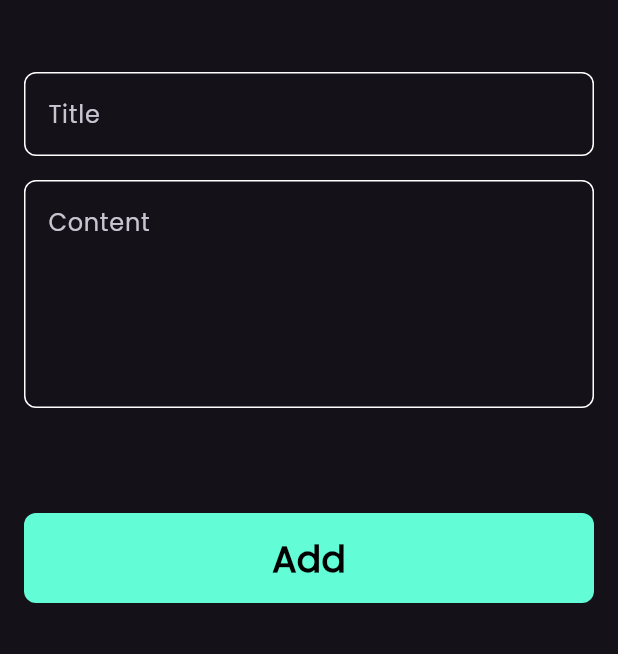
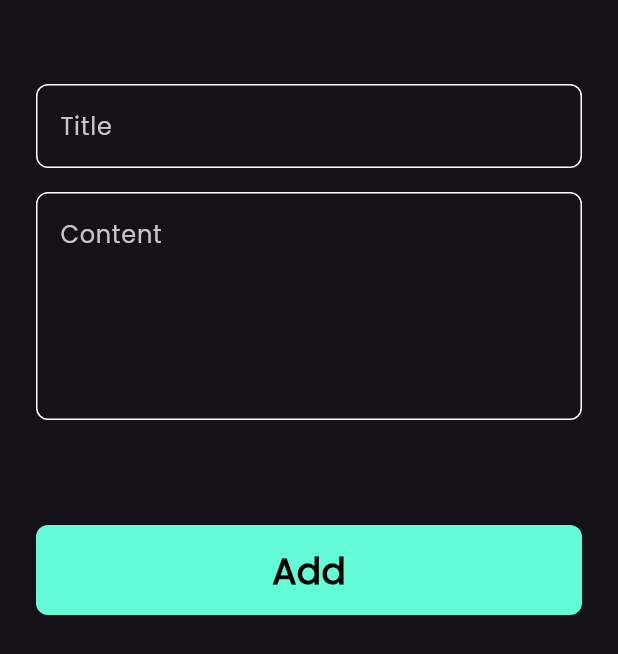
Before and after one commit to ziadmagdy109/Simple-Notes, a Flutter app: the AddNoteBottomSheet widget shown alone on an empty page, opened directly, on a phone screen of 412 x 824 dp. Shown: the top 654 px of the screen. Run offline on Flutter 3.47's test engine with Material 3 defaults, Android fonts, the phone set to English and light mode, and no system bars; drawn by our look-alikes of modal_progress_hud_nsn; our stand-ins replace bloc, flutter_bloc, font_awesome_flutter, hive, hive_flutter; accounts and stored records are empty; statements that could not run were skipped.

Commit message:
fix issue 1

```diff
--- a/lib/widgets/add_note_bottom_sheet.dart
+++ b/lib/widgets/add_note_bottom_sheet.dart
@@ -1,6 +1,5 @@
 import 'package:flutter/material.dart';
 import 'package:flutter_bloc/flutter_bloc.dart';
-import 'package:modal_progress_hud_nsn/modal_progress_hud_nsn.dart';
 import 'package:notes/cubits/add_note_cubit/add_note_cubit.dart';
 import 'package:notes/widgets/add_note_form.dart';
 
@@ -29,9 +28,12 @@ class _AddNoteBottomSheetState extends State<AddNoteBottomSheet> {
             }
           },
           builder: (context, state) {
-            return ModalProgressHUD(
-              inAsyncCall: state is AddNoteLoading ? true : false,
-              child: SingleChildScrollView(child: AddNoteForm()),
+            return AbsorbPointer(
+              absorbing: state is AddNoteLoading ? true : false,
+              child: Padding(
+                padding: const EdgeInsets.all(8.0),
+                child: SingleChildScrollView(child: AddNoteForm()),
+              ),
             );
           },
         ),
--- a/lib/widgets/add_note_form.dart
+++ b/lib/widgets/add_note_form.dart
@@ -39,7 +39,10 @@ class _AddNoteFormState extends State<AddNoteForm> {
             },
           ),
           const SizedBox(height: 70),
-          CustomButom(
+          BlocBuilder<AddNoteCubit, AddNoteState>(
+            builder: (context, state) {
+              return CustomButom(
+                isLoading: state is AddNoteLoading ? true : false,
                 ontap: () {
                   if (formKey.currentState!.validate()) {
                     formKey.currentState!.save();
@@ -55,6 +58,8 @@ class _AddNoteFormState extends State<AddNoteForm> {
                     setState(() {});
                   }
                 },
+              );
+            },
           ),
         ],
       ),
--- a/lib/widgets/custom_butom.dart
+++ b/lib/widgets/custom_butom.dart
@@ -2,8 +2,9 @@ import 'package:flutter/material.dart';
 import 'package:notes/constants.dart';
 
 class CustomButom extends StatelessWidget {
-  const CustomButom({super.key, this.ontap});
+  const CustomButom({super.key, this.ontap, this.isLoading = false});
   final void Function()? ontap;
+  final bool isLoading;
   @override
   Widget build(BuildContext context) {
     return GestureDetector(
@@ -16,7 +17,9 @@ class CustomButom extends StatelessWidget {
           borderRadius: BorderRadius.circular(8),
         ),
         child: Center(
-          child: Text(
+          child: isLoading
+              ? CircularProgressIndicator(color: Colors.black)
+              : Text(
                   "Add",
                   style: TextStyle(
                     color: Colors.black,
```
Lines whose indentation alone changed are shown as unchanged.
